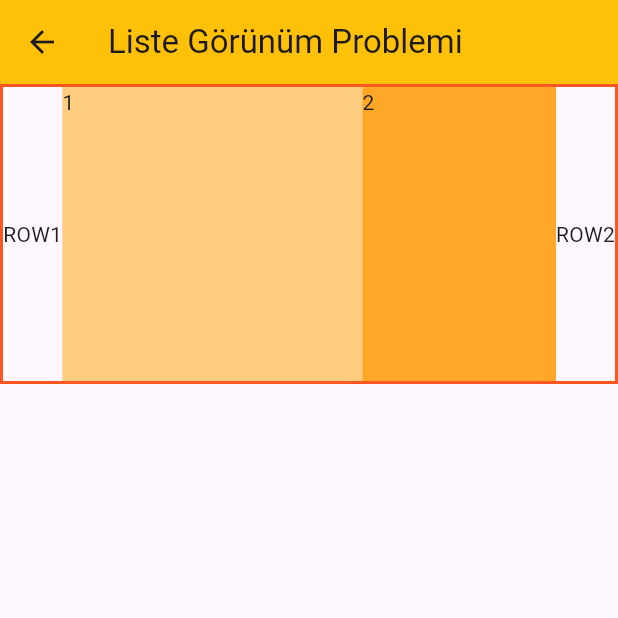
After one commit to yayirgul/flutter_library, a Flutter app: the screen it shows after launch, after a tap on "Liste Görünüm Problemi", on a phone screen of 412 x 824 dp, the top half of it. The commit adds this screen. Run offline on Flutter 3.47's test engine with Material 2 defaults, Android fonts, the light colour scheme and no system bars.

Commit message:
listview problems

```diff
--- a/lib/main.dart
+++ b/lib/main.dart
@@ -1,10 +1,11 @@
 import 'package:flutter/material.dart';
 import 'package:flutter_library/widgets/appbar_action_widget.dart';
 import 'package:flutter_library/widgets/button_widget.dart';
-import 'package:flutter_library/widgets/card_list_tile_widget.dart';
+import 'package:flutter_library/widgets/list_tile_card_widget.dart';
 import 'package:flutter_library/widgets/counter_widget.dart';
 import 'package:flutter_library/widgets/dropdown_widget.dart';
 import 'package:flutter_library/widgets/image_widget.dart';
+import 'package:flutter_library/widgets/listview_problem.dart';
 
 void main() {
   runApp(const MyApp());
@@ -92,7 +93,14 @@ class _MyHomePageState extends State<MyHomePage> {
                     builder: (context) => const CardListTileWidget(),
                   ));
                 },
-                child: const Text('Card List Tile'))
+                child: const Text('Liste Kutucuğu ve Kart')),
+            ElevatedButton(
+                onPressed: () {
+                  Navigator.of(context).push(MaterialPageRoute(
+                    builder: (context) => const ListViewProblemsWidget(),
+                  ));
+                },
+                child: const Text('Liste Görünüm Problemi'))
           ],
         ),
       ),
--- /dev/null
+++ b/lib/widgets/listview_problem.dart
@@ -0,0 +1,87 @@
+import 'package:flutter/material.dart';
+
+class ListViewProblemsWidget extends StatelessWidget {
+  const ListViewProblemsWidget({super.key});
+
+  @override
+  Widget build(BuildContext context) {
+    return Scaffold(
+      appBar: AppBar(
+        title: const Text('Liste Görünüm Problemi'),
+        backgroundColor: Colors.amber,
+      ),
+      body: Container(
+        height: 200,
+        decoration: BoxDecoration(
+            border: Border.all(width: 2, color: Colors.deepOrange)),
+        child: Row(
+          children: [
+            const Text('ROW1'),
+            Expanded(
+              child: ListView(
+                scrollDirection: Axis.horizontal,
+                reverse: false,
+                shrinkWrap: true,
+                children: [
+                  Container(
+                    width: 200,
+                    color: Colors.orange.shade200,
+                    child: const Text('1'),
+                  ),
+                  Container(
+                    width: 200,
+                    color: Colors.orange.shade400,
+                    child: const Text('2'),
+                  ),
+                  Container(
+                    width: 200,
+                    color: Colors.orange.shade600,
+                    child: const Text('3'),
+                  ),
+                  Container(
+                    width: 200,
+                    color: Colors.orange.shade800,
+                    child: const Text('4'),
+                  )
+                ],
+              ),
+            ),
+            const Text('ROW2'),
+          ],
+        ),
+      ),
+    );
+  }
+
+  Column columns() {
+    return Column(
+      children: [
+        const Text("Başladı"),
+        Expanded(
+          child: ListView(
+            //shrinkWrap: true,
+            children: [
+              Container(
+                height: 200,
+                color: Colors.orange.shade200,
+              ),
+              Container(
+                height: 200,
+                color: Colors.orange.shade400,
+              ),
+              Container(
+                height: 200,
+                color: Colors.orange.shade600,
+              ),
+              Container(
+                height: 200,
+                color: Colors.orange.shade800,
+              ),
+            ],
+          ),
+        ),
+        const Text("Bitti"),
+      ],
+    );
+  }
+}
```
Also changed, not shown: lib/widgets/list_tile_card_widget.dart (renamed from lib/widgets/card_list_tile_widget.dart).
